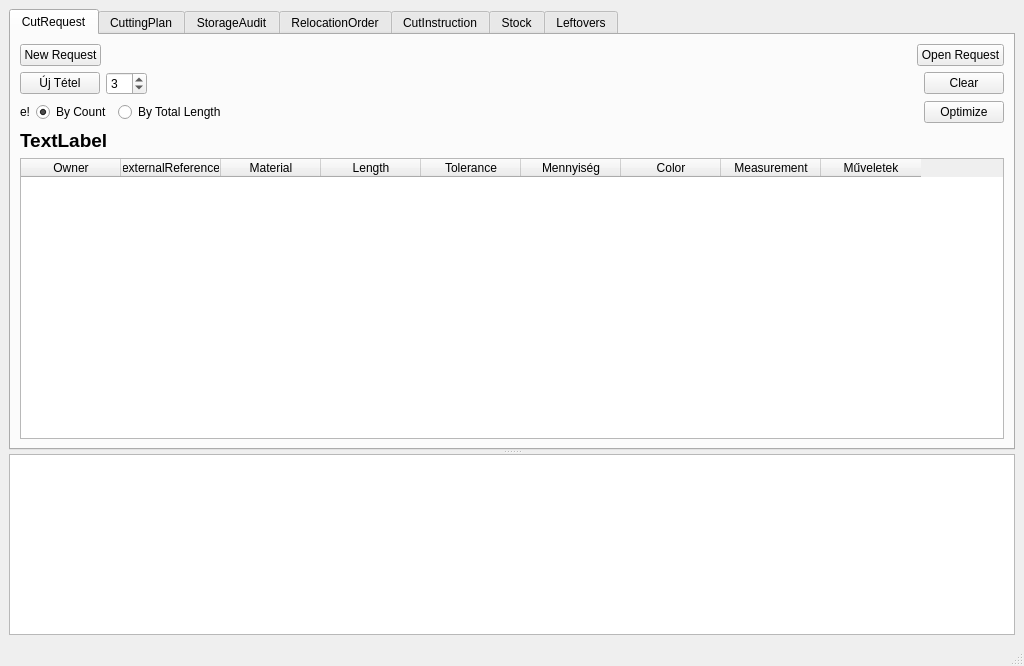
First picture: the form in view/MainWindow.ui, repository horvathzoltan/cutplannerpro, before the edit.
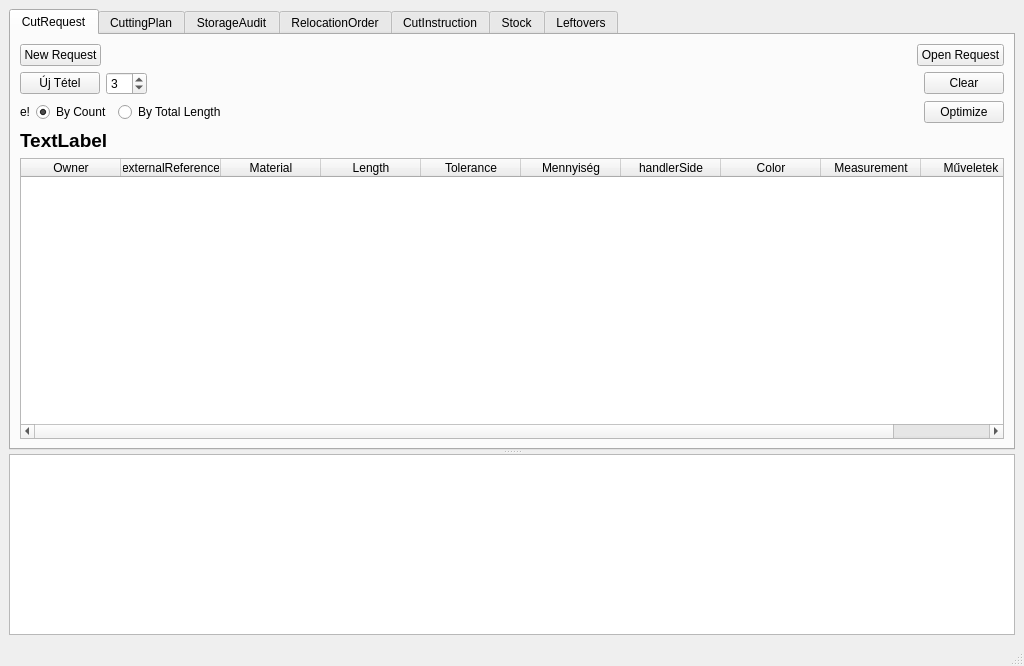
Second picture: the form after the edit.

What changed in the file:
```diff
--- a/view/MainWindow.ui
+++ b/view/MainWindow.ui
@@ -234,6 +234,11 @@
               <string>Mennyiség</string>
              </property>
             </column>
+            <column>
+             <property name="text">
+              <string>handlerSide</string>
+             </property>
+            </column>
             <column>
              <property name="text">
               <string>Color</string>
```
